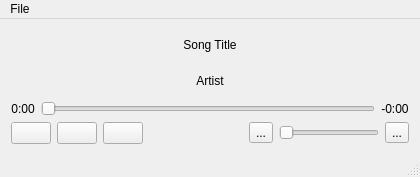
Old version of the form PiTCH/PiTCHWindow.ui in the repository dgraves/iTCH.
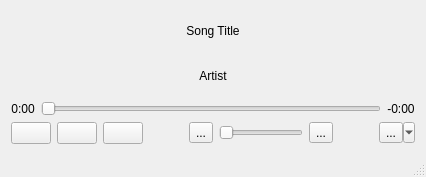
New version of the form.

Commit message: Removed menubar and associated action Added a popup button to be used for accessing configuration forms

Patch:
```diff
--- a/PiTCH/PiTCHWindow.ui
+++ b/PiTCH/PiTCHWindow.ui
@@ -144,27 +144,33 @@
         </property>
        </widget>
       </item>
+      <item>
+       <spacer name="horizontalSpacer_2">
+        <property name="orientation">
+         <enum>Qt::Horizontal</enum>
+        </property>
+        <property name="sizeHint" stdset="0">
+         <size>
+          <width>40</width>
+          <height>20</height>
+         </size>
+        </property>
+       </spacer>
+      </item>
+      <item>
+       <widget class="QToolButton" name="settingsMenuButton">
+        <property name="text">
+         <string>...</string>
+        </property>
+        <property name="popupMode">
+         <enum>QToolButton::MenuButtonPopup</enum>
+        </property>
+       </widget>
+      </item>
      </layout>
     </item>
    </layout>
   </widget>
-  <widget class="QMenuBar" name="menuBar">
-   <property name="geometry">
-    <rect>
-     <x>0</x>
-     <y>0</y>
-     <width>420</width>
-     <height>25</height>
-    </rect>
-   </property>
-   <widget class="QMenu" name="menuFile">
-    <property name="title">
-     <string>File</string>
-    </property>
-    <addaction name="action_Quit"/>
-   </widget>
-   <addaction name="menuFile"/>
-  </widget>
   <widget class="QStatusBar" name="statusBar"/>
   <action name="action_Quit">
    <property name="text">
```
Left out of the diff: 35 changed lines with no effect on the pictures.
